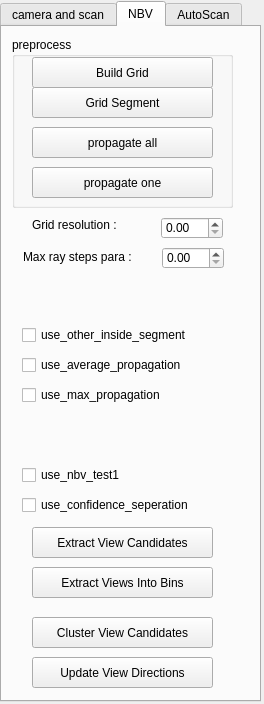
Qt form Point Cloud/UI/camera_para.ui (sunwaylive/quality-driven-poisson-guided-autoscanning) before a commit.
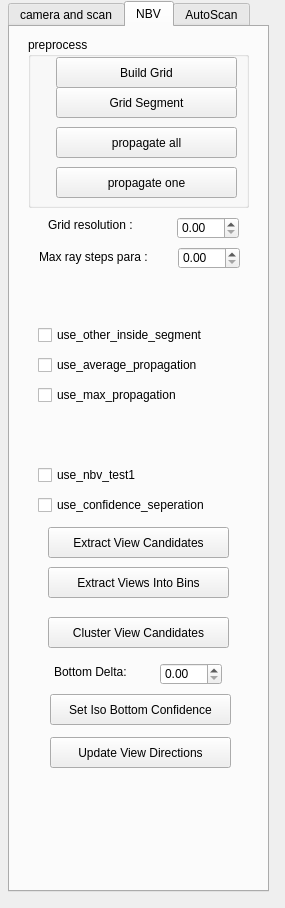
The same form after that commit.

Commit message:
* set iso bottom confidence to 1.0f
* add "set iso bottom confidence button" and a doublespinbox to control the delta

```diff
--- a/Point Cloud/UI/camera_para.ui
+++ b/Point Cloud/UI/camera_para.ui
@@ -6,8 +6,8 @@
    <rect>
     <x>0</x>
     <y>0</y>
-    <width>264</width>
-    <height>704</height>
+    <width>285</width>
+    <height>908</height>
    </rect>
   </property>
   <property name="windowTitle">
@@ -16,10 +16,10 @@
   <widget class="QTabWidget" name="tabWidget">
    <property name="geometry">
     <rect>
-     <x>0</x>
+     <x>8</x>
      <y>1</y>
      <width>261</width>
-     <height>701</height>
+     <height>891</height>
     </rect>
    </property>
    <property name="currentIndex">
@@ -340,7 +340,7 @@
     <widget class="QGroupBox" name="groupBox_2">
      <property name="geometry">
       <rect>
-       <x>10</x>
+       <x>18</x>
        <y>10</y>
        <width>221</width>
        <height>171</height>
@@ -352,7 +352,7 @@
      <widget class="QPushButton" name="pushButton_build_grid">
       <property name="geometry">
        <rect>
-        <x>20</x>
+        <x>28</x>
         <y>20</y>
         <width>181</width>
         <height>31</height>
@@ -365,7 +365,7 @@
      <widget class="QPushButton" name="pushButton_propagate">
       <property name="geometry">
        <rect>
-        <x>20</x>
+        <x>28</x>
         <y>90</y>
         <width>181</width>
         <height>31</height>
@@ -378,7 +378,7 @@
      <widget class="QPushButton" name="pushButton_propagate_one">
       <property name="geometry">
        <rect>
-        <x>20</x>
+        <x>28</x>
         <y>130</y>
         <width>181</width>
         <height>31</height>
@@ -391,7 +391,7 @@
      <widget class="QPushButton" name="pushButton_grid_segment">
       <property name="geometry">
        <rect>
-        <x>20</x>
+        <x>28</x>
         <y>50</y>
         <width>181</width>
         <height>31</height>
@@ -405,7 +405,7 @@
     <widget class="QDoubleSpinBox" name="grid_resolution">
      <property name="geometry">
       <rect>
-       <x>159</x>
+       <x>167</x>
        <y>190</y>
        <width>62</width>
        <height>22</height>
@@ -427,7 +427,7 @@
     <widget class="QLabel" name="label_7">
      <property name="geometry">
       <rect>
-       <x>30</x>
+       <x>38</x>
        <y>190</y>
        <width>111</width>
        <height>16</height>
@@ -440,7 +440,7 @@
     <widget class="QCheckBox" name="use_other_inside_segment">
      <property name="geometry">
       <rect>
-       <x>20</x>
+       <x>28</x>
        <y>300</y>
        <width>201</width>
        <height>16</height>
@@ -453,7 +453,7 @@
     <widget class="QCheckBox" name="use_confidence_Separation">
      <property name="geometry">
       <rect>
-       <x>20</x>
+       <x>28</x>
        <y>470</y>
        <width>201</width>
        <height>16</height>
@@ -466,7 +466,7 @@
     <widget class="QDoubleSpinBox" name="max_ray_steps">
      <property name="geometry">
       <rect>
-       <x>160</x>
+       <x>168</x>
        <y>220</y>
        <width>62</width>
        <height>22</height>
@@ -488,7 +488,7 @@
     <widget class="QLabel" name="label_8">
      <property name="geometry">
       <rect>
-       <x>21</x>
+       <x>29</x>
        <y>220</y>
        <width>121</width>
        <height>20</height>
@@ -501,7 +501,7 @@
     <widget class="QCheckBox" name="use_average_confidence">
      <property name="geometry">
       <rect>
-       <x>20</x>
+       <x>28</x>
        <y>330</y>
        <width>201</width>
        <height>16</height>
@@ -514,7 +514,7 @@
     <widget class="QCheckBox" name="use_nbv_test1">
      <property name="geometry">
       <rect>
-       <x>20</x>
+       <x>28</x>
        <y>440</y>
        <width>201</width>
        <height>16</height>
@@ -527,7 +527,7 @@
     <widget class="QCheckBox" name="use_max_propagation">
      <property name="geometry">
       <rect>
-       <x>20</x>
+       <x>28</x>
        <y>360</y>
        <width>201</width>
        <height>16</height>
@@ -540,7 +540,7 @@
     <widget class="QPushButton" name="extract_view_candidates">
      <property name="geometry">
       <rect>
-       <x>30</x>
+       <x>38</x>
        <y>500</y>
        <width>181</width>
        <height>31</height>
@@ -553,7 +553,7 @@
     <widget class="QPushButton" name="cluster_view_candidates">
      <property name="geometry">
       <rect>
-       <x>30</x>
+       <x>38</x>
        <y>590</y>
        <width>181</width>
        <height>31</height>
@@ -566,7 +566,7 @@
     <widget class="QPushButton" name="pushButton_extract_views_into_bins">
      <property name="geometry">
       <rect>
-       <x>30</x>
+       <x>38</x>
        <y>540</y>
        <width>181</width>
        <height>31</height>
@@ -579,8 +579,8 @@
     <widget class="QPushButton" name="update_view_directions">
      <property name="geometry">
       <rect>
-       <x>30</x>
-       <y>630</y>
+       <x>40</x>
+       <y>710</y>
        <width>181</width>
        <height>31</height>
       </rect>
@@ -589,6 +589,48 @@
       <string>Update View Directions</string>
      </property>
     </widget>
+    <widget class="QPushButton" name="pushButton_set_iso_bottom_confidence">
+     <property name="geometry">
+      <rect>
+       <x>40</x>
+       <y>667</y>
+       <width>181</width>
+       <height>31</height>
+      </rect>
+     </property>
+     <property name="text">
+      <string>Set Iso Bottom Confidence</string>
+     </property>
+    </widget>
+    <widget class="QDoubleSpinBox" name="doubleSpinBox_bottom_delta">
+     <property name="geometry">
+      <rect>
+       <x>150</x>
+       <y>636</y>
+       <width>62</width>
+       <height>22</height>
+      </rect>
+     </property>
+     <property name="maximum">
+      <double>10.000000000000000</double>
+     </property>
+     <property name="singleStep">
+      <double>0.200000000000000</double>
+     </property>
+    </widget>
+    <widget class="QLabel" name="label_9">
+     <property name="geometry">
+      <rect>
+       <x>44</x>
+       <y>637</y>
+       <width>101</width>
+       <height>16</height>
+      </rect>
+     </property>
+     <property name="text">
+      <string>Bottom Delta:</string>
+     </property>
+    </widget>
    </widget>
    <widget class="QWidget" name="tab_3">
     <attribute name="title">
```
The commit also changes 6 other files.
